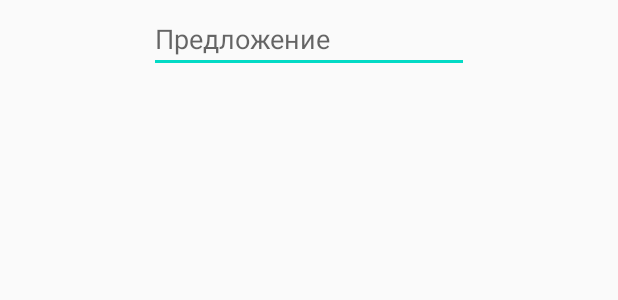
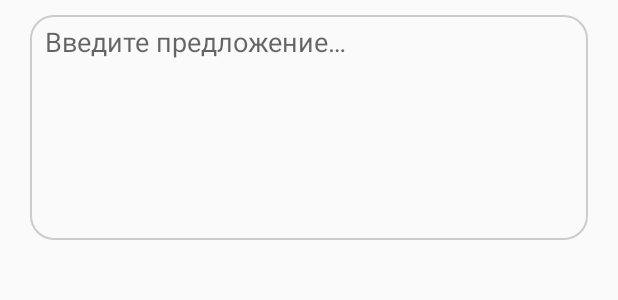
Before and after one commit to Dimas186/TransportControl, an Android app: the layout offers_dialog.xml on its own in the app's theme, with its tools: preview values and no code run, on a phone screen of 412 x 824 dp. Shown: the top 300 px of the screen. Run offline under Robolectric (Android 15) with nearby library versions, the phone set to English and light mode, and no system bars.

Commit message:
update offers

```diff
--- a/app/src/main/java/com/example/transportcontrol/MainActivity.java
+++ b/app/src/main/java/com/example/transportcontrol/MainActivity.java
@@ -398,7 +398,6 @@
         final View view = getLayoutInflater().inflate(R.layout.offers_dialog, null);
         final AlertDialog alertDialog = new AlertDialog.Builder(this).create();
         alertDialog.setTitle("Предложение");
-        alertDialog.setCancelable(false);
         final EditText etOffer = view.findViewById(R.id.etOffer);
 
         alertDialog.setButton(AlertDialog.BUTTON_POSITIVE, "Предложить", new DialogInterface.OnClickListener() {
@@ -413,7 +412,7 @@
         alertDialog.setButton(AlertDialog.BUTTON_NEGATIVE, "Отмена", new DialogInterface.OnClickListener() {
             @Override
             public void onClick(DialogInterface dialog, int which) {
-                finish();
+                dialog.cancel();
             }
         });
         alertDialog.setView(view);
--- /dev/null
+++ b/app/src/main/res/drawable/selector_lines_edit_view_bg.xml
@@ -0,0 +1,17 @@
+<?xml version="1.0" encoding="utf-8"?>
+<selector xmlns:android="http://schemas.android.com/apk/res/android">
+    <item android:state_selected="true">
+        <shape android:shape="rectangle">
+            <stroke android:width="1dp" android:color="@color/colorAccent" />
+            <corners android:radius="5dp" />
+            <solid android:color="@android:color/transparent" />
+        </shape>
+    </item>
+    <item>
+        <shape android:shape="rectangle">
+            <stroke android:width="1dp" android:color="#cdcbcb" />
+            <corners android:radius="15dp" />
+            <solid android:color="@android:color/transparent" />
+        </shape>
+    </item>
+</selector>
--- a/app/src/main/res/layout/offers_dialog.xml
+++ b/app/src/main/res/layout/offers_dialog.xml
@@ -7,11 +7,16 @@
 
     <EditText
         android:id="@+id/etOffer"
-        android:layout_width="wrap_content"
-        android:layout_height="wrap_content"
+        android:layout_width="match_parent"
+        android:layout_marginTop="10dp"
+        android:layout_marginRight="20dp"
+        android:layout_marginLeft="20dp"
+        android:layout_height="150dp"
+        android:gravity="top"
         android:ems="10"
-        android:inputType="textPersonName|textCapSentences"
-        android:layout_marginTop="3dp"
-        android:hint="@string/offer"
-        android:layout_marginBottom="10dp"/>
+        android:inputType="textPersonName|textCapSentences|textMultiLine"
+        android:background="@drawable/selector_lines_edit_view_bg"
+        android:paddingTop="5dp"
+        android:paddingLeft="10dp"
+        android:hint="@string/offer" />
 </LinearLayout>
--- a/app/src/main/res/values/strings.xml
+++ b/app/src/main/res/values/strings.xml
@@ -29,5 +29,5 @@
     <string name="edit">Редактировать</string>
     <string name="delete">Удалить</string>
     <string name="unconfirmed_account">Ваш аккаунт ещё не подтверждён</string>
-    <string name="offer">Предложение</string>
+    <string name="offer">Введите предложение…</string>
 </resources>
```
